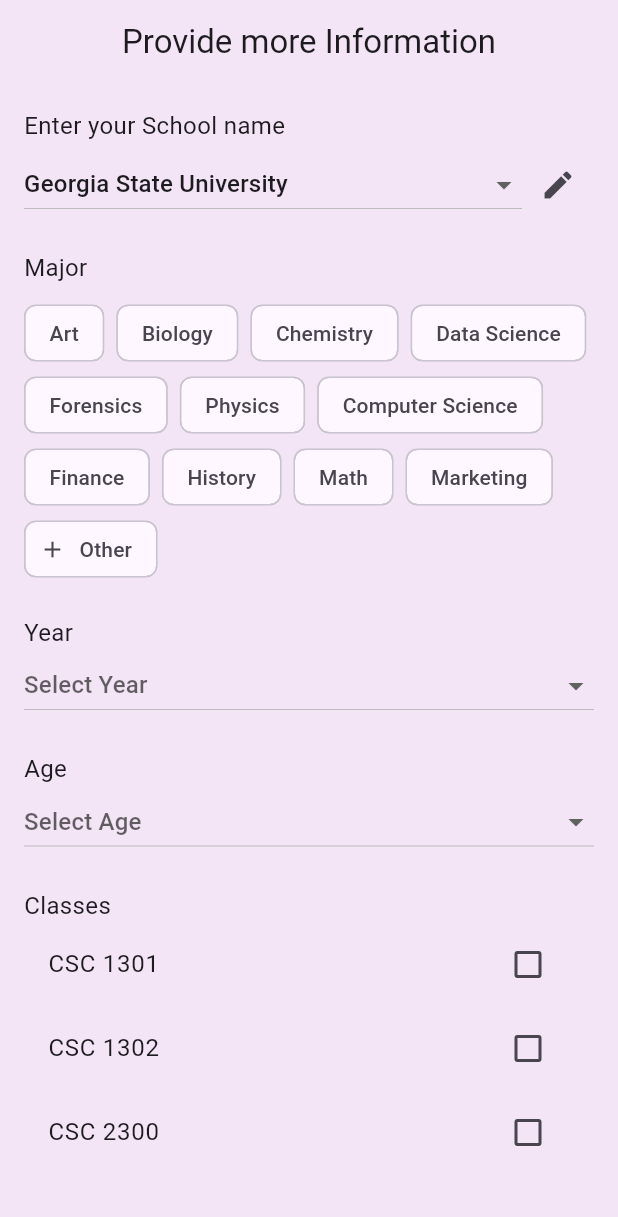
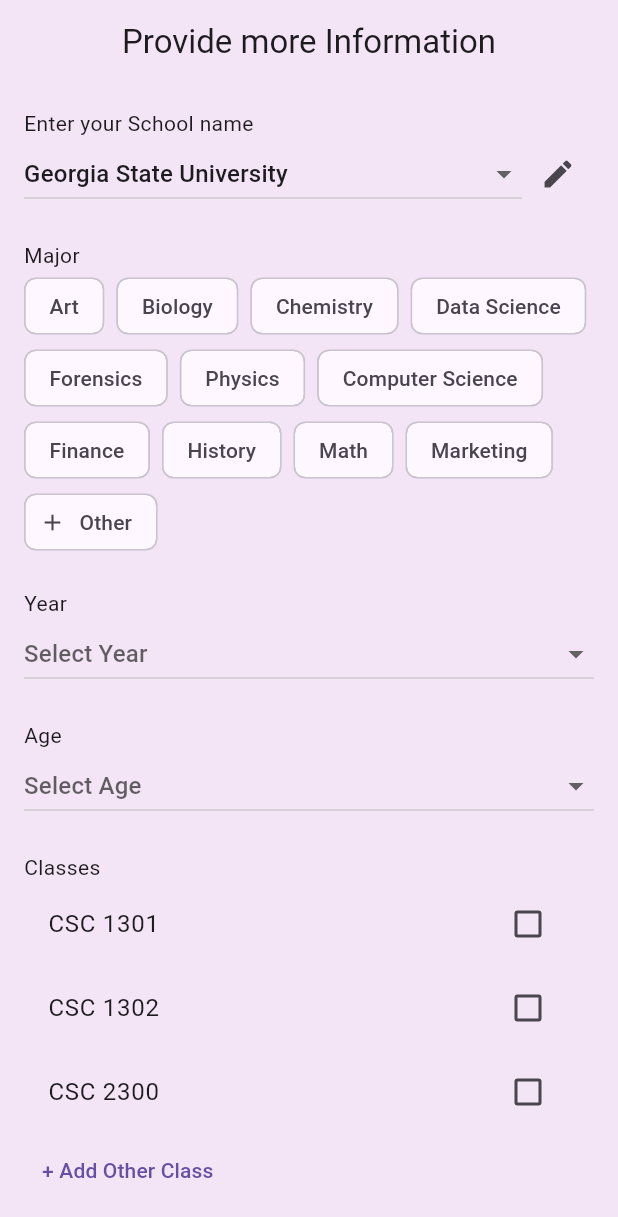
Before and after one commit to Ikran21/Study-Buddy-App, a Flutter app: the screen it shows after launch, on a phone screen of 412 x 824 dp. Shown: the top 1217 px of the screen. Run offline on Flutter 3.47's test engine with Material 3 defaults, Android fonts, the phone set to English and light mode, and no system bars.

Commit message:
Fixed matchmakingFeatures

```diff
--- a/lib/screens/more_about_you_screen.dart
+++ b/lib/screens/more_about_you_screen.dart
@@ -1,3 +1,4 @@
+// Updated MoreAboutYouScreen with working custom inputs, editable classes, availability, and study preferences
 import 'package:flutter/material.dart';
 
 class MoreAboutYouScreen extends StatefulWidget {
@@ -9,6 +10,8 @@
   String? selectedSchool = 'Georgia State University';
   String? selectedYear;
   int? selectedAge;
+  String? selectedAvailability;
+  String? selectedStudyPreference;
 
   List<String> majors = [
     "Art", "Biology", "Chemistry", "Data Science", "Forensics",
@@ -20,13 +23,13 @@
   List<String> availableClasses = ["CSC 1301", "CSC 1302", "CSC 2300"];
   List<String> selectedClasses = [];
 
+  List<String> interests = ["Sports", "Games", "Dancing", "Music", "Reading", "Cooking", "Volunteering"];
+  List<String> selectedInterests = [];
+
   List<String> years = ["Freshman", "Sophomore", "Junior", "Senior"];
   List<int> ages = List.generate(60, (index) => 18 + index);
-
-  List<String> interests = [
-    "Sports", "Games", "Dancing", "Music", "Reading", "Cooking", "Volunteering"
-  ];
-  List<String> selectedInterests = [];
+  List<String> availabilityOptions = ["Morning", "Afternoon", "Evenings"];
+  List<String> studyPreferences = ["Group Discussions", "Solo Study", "Tutoring"];
 
   final TextEditingController _customSchoolController = TextEditingController();
   bool isCustomSchool = false;
@@ -35,6 +38,34 @@
   void dispose() {
     _customSchoolController.dispose();
     super.dispose();
+  }
+
+  void _showCustomDialog({
+    required String title,
+    required Function(String) onSubmit,
+  }) async {
+    String input = '';
+    await showDialog<String>(
+      context: context,
+      builder: (context) => AlertDialog(
+        title: Text(title),
+        content: TextField(
+          autofocus: true,
+          onChanged: (value) => input = value,
+          decoration: InputDecoration(hintText: "Type here"),
+        ),
+        actions: [
+          TextButton(onPressed: () => Navigator.pop(context), child: Text('Cancel')),
+          ElevatedButton(
+            onPressed: () {
+              Navigator.pop(context);
+              if (input.isNotEmpty) onSubmit(input);
+            },
+            child: Text('Add'),
+          )
+        ],
+      ),
+    );
   }
 
   @override
@@ -53,8 +84,7 @@
           child: Column(
             crossAxisAlignment: CrossAxisAlignment.start,
             children: [
-              Text("Enter your School name", style: TextStyle(fontSize: 16)),
-              const SizedBox(height: 4),
+              Text("Enter your School name"),
               isCustomSchool
                   ? TextField(
                       controller: _customSchoolController,
@@ -72,18 +102,10 @@
                           child: DropdownButton<String>(
                             isExpanded: true,
                             value: selectedSchool,
-                            onChanged: (String? newValue) {
-                              setState(() {
-                                selectedSchool = newValue;
-                              });
-                            },
-                            items: <String>["Georgia State University"]
-                                .map<DropdownMenuItem<String>>((String value) {
-                              return DropdownMenuItem<String>(
-                                value: value,
-                                child: Text(value),
-                              );
+                            items: ["Georgia State University"].map((school) {
+                              return DropdownMenuItem(value: school, child: Text(school));
                             }).toList(),
+                            onChanged: (val) => setState(() => selectedSchool = val),
                           ),
                         ),
                         IconButton(
@@ -92,9 +114,8 @@
                         )
                       ],
                     ),
-              const SizedBox(height: 20),
-              Text("Major", style: TextStyle(fontSize: 16)),
-              const SizedBox(height: 8),
+              SizedBox(height: 20),
+              Text("Major"),
               Wrap(
                 spacing: 8,
                 children: [
@@ -103,11 +124,7 @@
                         selected: selectedMajors.contains(major),
                         onSelected: (selected) {
                           setState(() {
-                            if (selected) {
-                              selectedMajors.add(major);
-                            } else {
-                              selectedMajors.remove(major);
-                            }
+                            selected ? selectedMajors.add(major) : selectedMajors.remove(major);
                           });
                         },
                       )),
@@ -139,56 +156,56 @@
         );
       },
     );
+
     if (customMajor != null && customMajor.isNotEmpty) {
       setState(() {
-                          selectedMajors.add(customMajor);
+        majors.add(customMajor); // ✅ adds to chip list
+        selectedMajors.add(customMajor); // ✅ automatically selects it
       });
     }
   },
 ),
+
                 ],
               ),
-              const SizedBox(height: 20),
-              Text("Year", style: TextStyle(fontSize: 16)),
+              SizedBox(height: 20),
+              Text("Year"),
               DropdownButton<String>(
                 isExpanded: true,
                 value: selectedYear,
                 hint: Text("Select Year"),
-                onChanged: (value) => setState(() => selectedYear = value),
-                items: years.map((year) => DropdownMenuItem(
-                  value: year,
-                  child: Text(year),
-                )).toList(),
+                onChanged: (val) => setState(() => selectedYear = val),
+                items: years.map((year) => DropdownMenuItem(value: year, child: Text(year))).toList(),
               ),
-              const SizedBox(height: 20),
-              Text("Age", style: TextStyle(fontSize: 16)),
+              SizedBox(height: 20),
+              Text("Age"),
               DropdownButton<int>(
                 isExpanded: true,
                 value: selectedAge,
                 hint: Text("Select Age"),
-                onChanged: (value) => setState(() => selectedAge = value),
-                items: ages.map((age) => DropdownMenuItem(
-                  value: age,
-                  child: Text(age.toString()),
-                )).toList(),
+                onChanged: (val) => setState(() => selectedAge = val),
+                items: ages.map((age) => DropdownMenuItem(value: age, child: Text(age.toString()))).toList(),
               ),
-              const SizedBox(height: 20),
-              Text("Classes", style: TextStyle(fontSize: 16)),
+              SizedBox(height: 20),
+              Text("Classes"),
               ...availableClasses.map((className) => CheckboxListTile(
                     title: Text(className),
                     value: selectedClasses.contains(className),
                     onChanged: (checked) {
                       setState(() {
-                        if (checked == true) {
-                          selectedClasses.add(className);
-                        } else {
-                          selectedClasses.remove(className);
-                        }
+                        checked == true ? selectedClasses.add(className) : selectedClasses.remove(className);
                       });
                     },
                   )),
-              const SizedBox(height: 20),
-              Text("Other Interests", style: TextStyle(fontSize: 16)),
+              TextButton(
+                onPressed: () => _showCustomDialog(
+                  title: 'Enter Custom Class',
+                  onSubmit: (input) => setState(() => availableClasses.add(input)),
+                ),
+                child: Text("+ Add Other Class"),
+              ),
+              SizedBox(height: 20),
+              Text("Other Interests"),
               Wrap(
                 spacing: 8,
                 children: [
@@ -197,11 +214,7 @@
                         selected: selectedInterests.contains(interest),
                         onSelected: (selected) {
                           setState(() {
-                            if (selected) {
-                              selectedInterests.add(interest);
-                            } else {
-                              selectedInterests.remove(interest);
-                            }
+                            selected ? selectedInterests.add(interest) : selectedInterests.remove(interest);
                           });
                         },
                       )),
@@ -233,16 +246,37 @@
         );
       },
     );
+
     if (customInterest != null && customInterest.isNotEmpty) {
       setState(() {
-                          selectedInterests.add(customInterest);
+        interests.add(customInterest); // ✅ show as chip
+        selectedInterests.add(customInterest); // ✅ select it
       });
     }
   },
 ),
+
                 ],
               ),
-              const SizedBox(height: 30),
+              SizedBox(height: 20),
+              Text("Availability"),
+              DropdownButton<String>(
+                isExpanded: true,
+                value: selectedAvailability,
+                hint: Text("Select Availability"),
+                onChanged: (val) => setState(() => selectedAvailability = val),
+                items: availabilityOptions.map((opt) => DropdownMenuItem(value: opt, child: Text(opt))).toList(),
+              ),
+              SizedBox(height: 20),
+              Text("Study Preferences"),
+              DropdownButton<String>(
+                isExpanded: true,
+                value: selectedStudyPreference,
+                hint: Text("Select Study Preference"),
+                onChanged: (val) => setState(() => selectedStudyPreference = val),
+                items: studyPreferences.map((opt) => DropdownMenuItem(value: opt, child: Text(opt))).toList(),
+              ),
+              SizedBox(height: 30),
               Center(
                 child: ElevatedButton(
                   onPressed: () {
@@ -252,16 +286,10 @@
                     print("Age: $selectedAge");
                     print("Classes: $selectedClasses");
                     print("Interests: $selectedInterests");
+                    print("Availability: $selectedAvailability");
+                    print("Study Preference: $selectedStudyPreference");
                   },
                   child: Text("Continue"),
-                  style: ElevatedButton.styleFrom(
-                    backgroundColor: Colors.deepPurple,
-                    foregroundColor: Colors.white,
-                    minimumSize: Size(double.infinity, 48),
-                    shape: RoundedRectangleBorder(
-                      borderRadius: BorderRadius.circular(12),
-                    ),
-                  ),
                 ),
               )
             ],
```
Also changed, not shown: 1 other file. Lines whose indentation alone changed are shown as unchanged.
